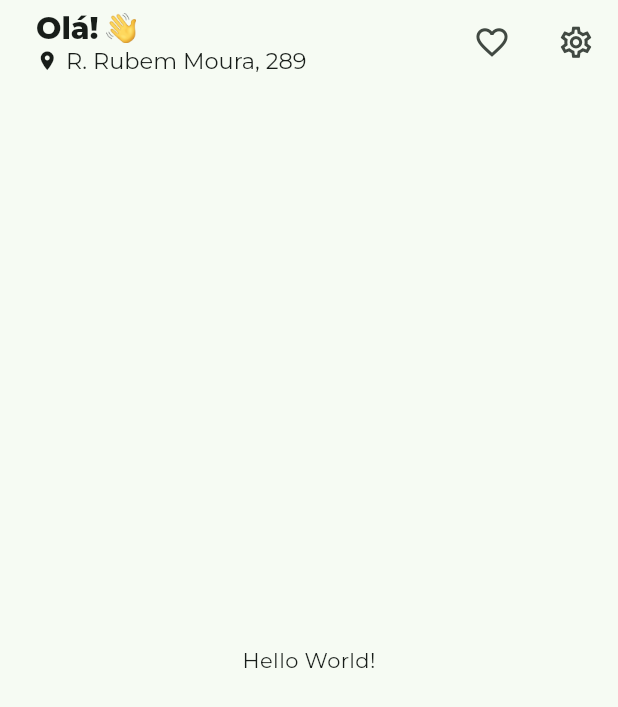
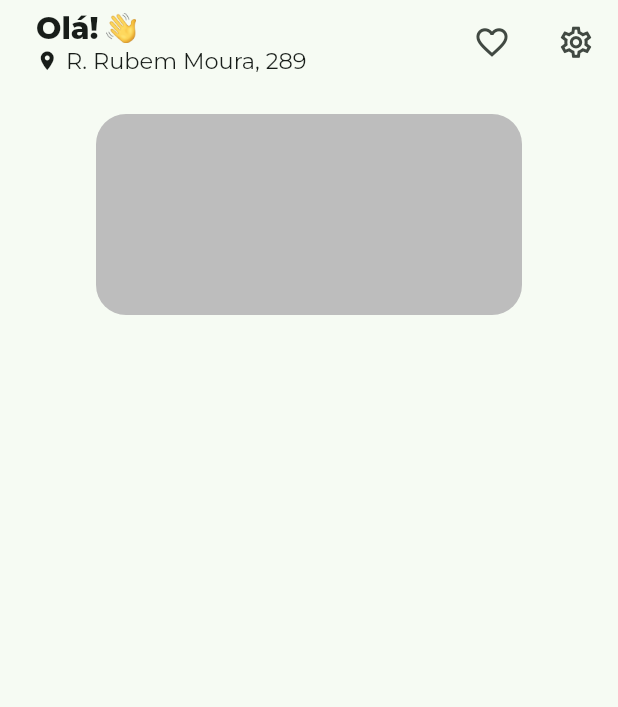
Before and after one commit to ernanyJ/panfleto-mobile-app, a Flutter app: the screen it shows after launch, on a phone screen of 412 x 824 dp. Shown: the top 707 px of the screen. Run offline on Flutter 3.47's test engine with Material 3 defaults, Android fonts, the phone set to English and light mode, and no system bars; our stand-ins replace google_fonts.

Commit message:
set consts and initial paid banner

```diff
--- a/lib/main.dart
+++ b/lib/main.dart
@@ -1,6 +1,8 @@
 import 'package:flutter/material.dart';
 import 'package:google_fonts/google_fonts.dart';
 import 'package:panfleto_app/pages/home_page.dart';
+
+import 'utils/consts.dart';
 
 void main() {
   runApp(const MainApp());
@@ -13,9 +15,10 @@ class MainApp extends StatelessWidget {
   Widget build(BuildContext context) {
     return MaterialApp(
         theme: ThemeData(
-            useMaterial3: true,
-            fontFamily: GoogleFonts.montserrat().fontFamily,
-            colorSchemeSeed: const Color.fromARGB(255, 44, 162, 100)),
+          useMaterial3: true,
+          fontFamily: GoogleFonts.montserrat().fontFamily,
+          colorSchemeSeed: mainColor,
+        ),
         debugShowCheckedModeBanner: false,
         home: const Homepage());
   }
--- a/lib/pages/home_page.dart
+++ b/lib/pages/home_page.dart
@@ -1,5 +1,6 @@
 import 'package:flutter/material.dart';
 import 'package:google_fonts/google_fonts.dart';
+import 'package:panfleto_app/utils/consts.dart';
 
 class Homepage extends StatelessWidget {
   const Homepage({super.key});
@@ -8,8 +9,26 @@ class Homepage extends StatelessWidget {
   Widget build(BuildContext context) {
     return Scaffold(
       appBar: appBar(),
-      body: const Center(
-        child: Text('Hello World!'),
+      body: Center(
+        child: homeBody(),
+      ),
+    );
+  }
+
+  Widget homeBody() {
+    return Padding(
+      padding: defaultPad,
+      child: Column(
+        children: [
+          Container(
+            width: 284,
+            height: 134,
+            decoration: BoxDecoration(
+              color: Colors.grey[400],
+              borderRadius: BorderRadius.circular(20),
+            ),
+          )
+        ],
       ),
     );
   }
--- /dev/null
+++ b/lib/utils/consts.dart
@@ -0,0 +1,5 @@
+import 'package:flutter/material.dart';
+
+const defaultPad = EdgeInsets.all(20.0);
+
+const mainColor = Color.fromARGB(255, 44, 162, 100);
```
